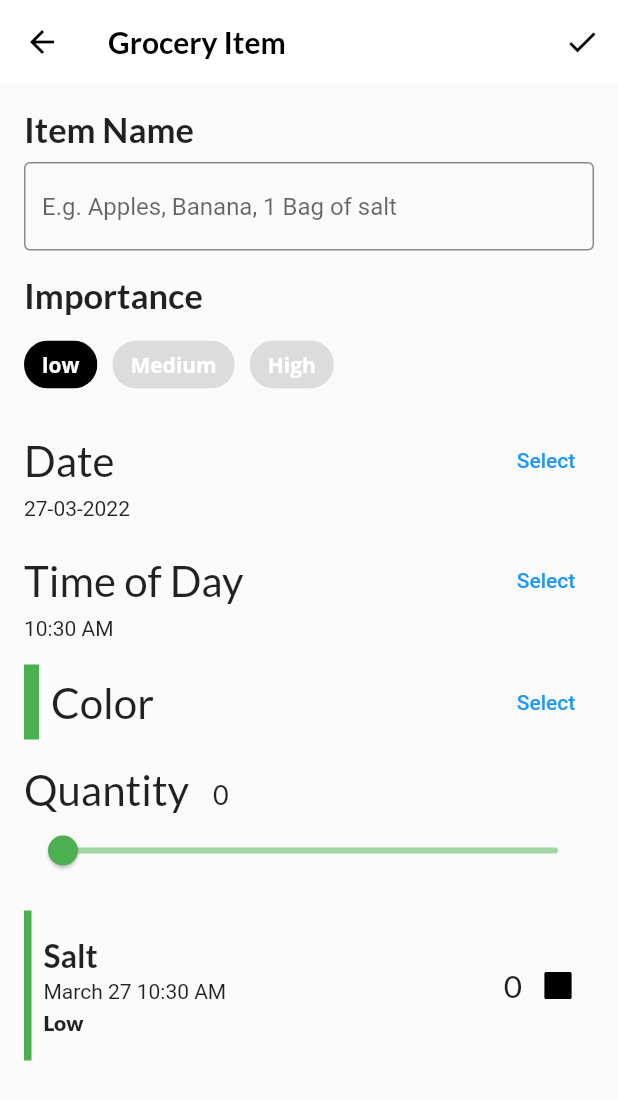
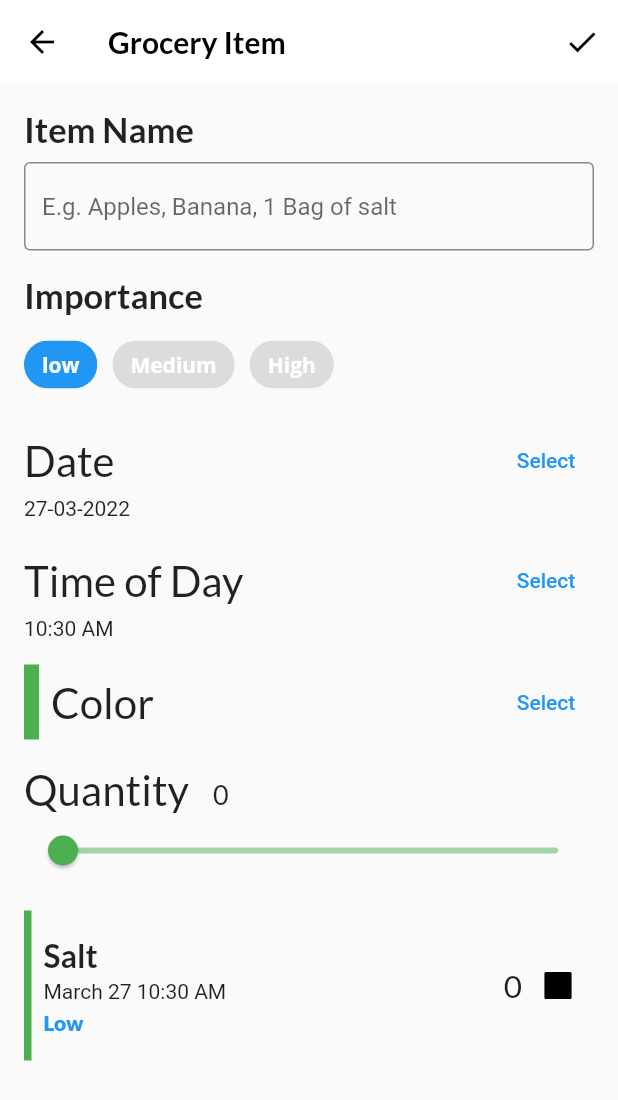
Before and after one commit to linaalbaroudi/recipes, a Flutter app: the screen it shows after launch, item 3 of the bottom bar chosen, after a tap on the "add" icon, on a phone screen of 412 x 824 dp. Shown: the top 1100 px of the screen. Run offline on Flutter 3.47's test engine with Material 2 defaults, Android fonts, the phone set to English and light mode, and no system bars; our stand-ins replace flutter_colorpicker, google_fonts.

Commit message:
final updates !

```diff
--- a/lib/home.dart
+++ b/lib/home.dart
@@ -41,7 +41,7 @@ class _MyHomePageState extends State<MyHomePage> {
             ),
           ),
           // Show selected tab
-          body: pages[tabManager.selectedTab],
+          body: IndexedStack(index: tabManager.selectedTab, children: pages,) ,// pages[tabManager.selectedTab],
           // Add bottom navigation bar
           bottomNavigationBar: BottomNavigationBar(
             unselectedItemColor: Colors.grey,
--- a/lib/managers/grocery_manager.dart
+++ b/lib/managers/grocery_manager.dart
@@ -20,7 +20,7 @@ class GroceryManager extends ChangeNotifier{
 
   void updateItem(GroceryItem groceryItem, int index){
     if(_groceryList.length-1 >= index){
-      _groceryList.insert(index, groceryItem);
+      _groceryList[index] = groceryItem;
       notifyListeners();
     }
   }
@@ -28,7 +28,7 @@ class GroceryManager extends ChangeNotifier{
   void completeItem(int index, bool change){
     if(_groceryList.length-1 >= index){
       final groceryItem = _groceryList[index];
-      _groceryList.insert(index, groceryItem.copyWith(isComplete: change));
+      _groceryList[index] = groceryItem.copyWith(isComplete: change);
       notifyListeners();
     }
   }
--- a/lib/screens/grocery_item_screen.dart
+++ b/lib/screens/grocery_item_screen.dart
@@ -108,7 +108,7 @@ class _GroceryItemScreenState extends State<GroceryItemScreen> {
                 'low',
                 style: TextStyle(color: Colors.white),
               ),
-              selectedColor: Colors.black,
+              selectedColor: Colors.blue,
               selected: _importance == Importance.low,
               onSelected: (selected) {
                 setState(() {
@@ -121,7 +121,7 @@ class _GroceryItemScreenState extends State<GroceryItemScreen> {
                 'Medium',
                 style: TextStyle(color: Colors.white),
               ),
-              selectedColor: Colors.black,
+              selectedColor: Colors.green,
               selected: _importance == Importance.medium,
               onSelected: (selected) {
                 setState(() {
@@ -134,7 +134,7 @@ class _GroceryItemScreenState extends State<GroceryItemScreen> {
                 'High',
                 style: TextStyle(color: Colors.white),
               ),
-              selectedColor: Colors.black,
+              selectedColor: Colors.red,
               selected: _importance == Importance.high,
               onSelected: (selected) {
                 setState(() {
--- a/lib/widgets/grocery_tile.dart
+++ b/lib/widgets/grocery_tile.dart
@@ -17,11 +17,20 @@ class GroceryTile extends StatelessWidget {
   Widget BuildImportance() {
     if (item.importance == Importance.low) {
       return Text('Low',
-          style: GoogleFonts.lato(
-              fontWeight: FontWeight.w800, decoration: textDecoration));
+        style: GoogleFonts.lato(
+          color: Colors.blue,
+          fontWeight: FontWeight.w900,
+          decoration: textDecoration,
+        ),
+      );
     } else if (item.importance == Importance.medium) {
       return Text('Medium',
-          style: GoogleFonts.lato(decoration: textDecoration));
+        style: GoogleFonts.lato(
+          color: Colors.green,
+          fontWeight: FontWeight.w900,
+          decoration: textDecoration,
+        ),
+      );
     } else if (item.importance == Importance.high) {
       return Text(
         'High',
```
Also changed, not shown: lib/screens/grocery_list_screen.dart (+38 -9 lines).
